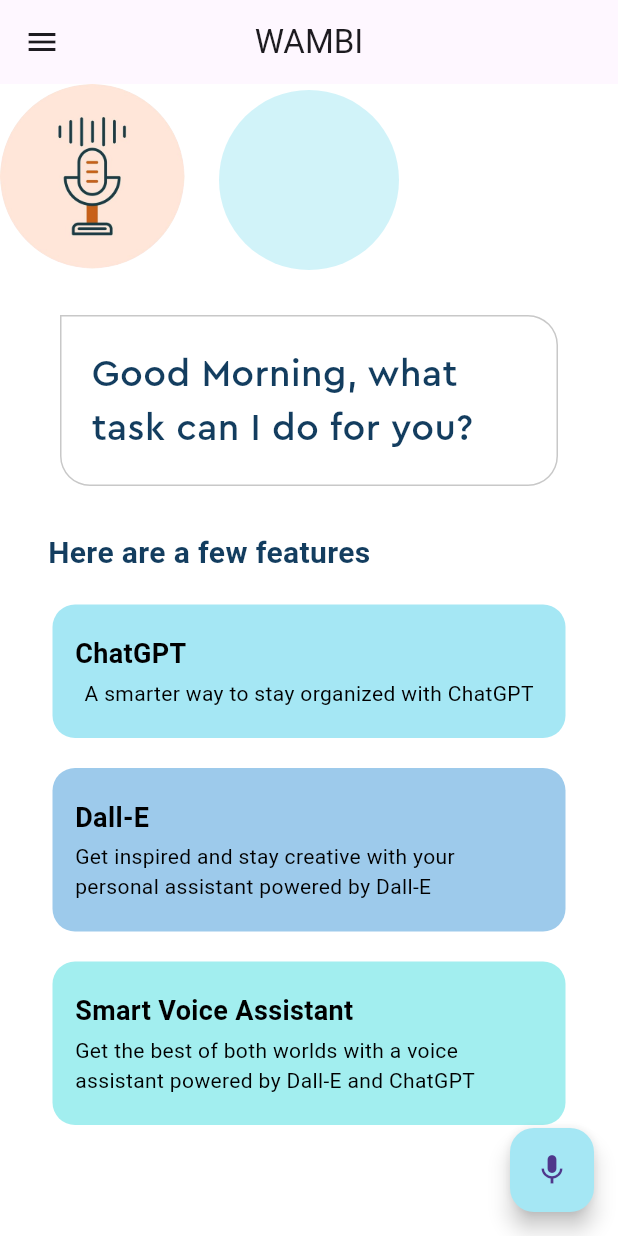
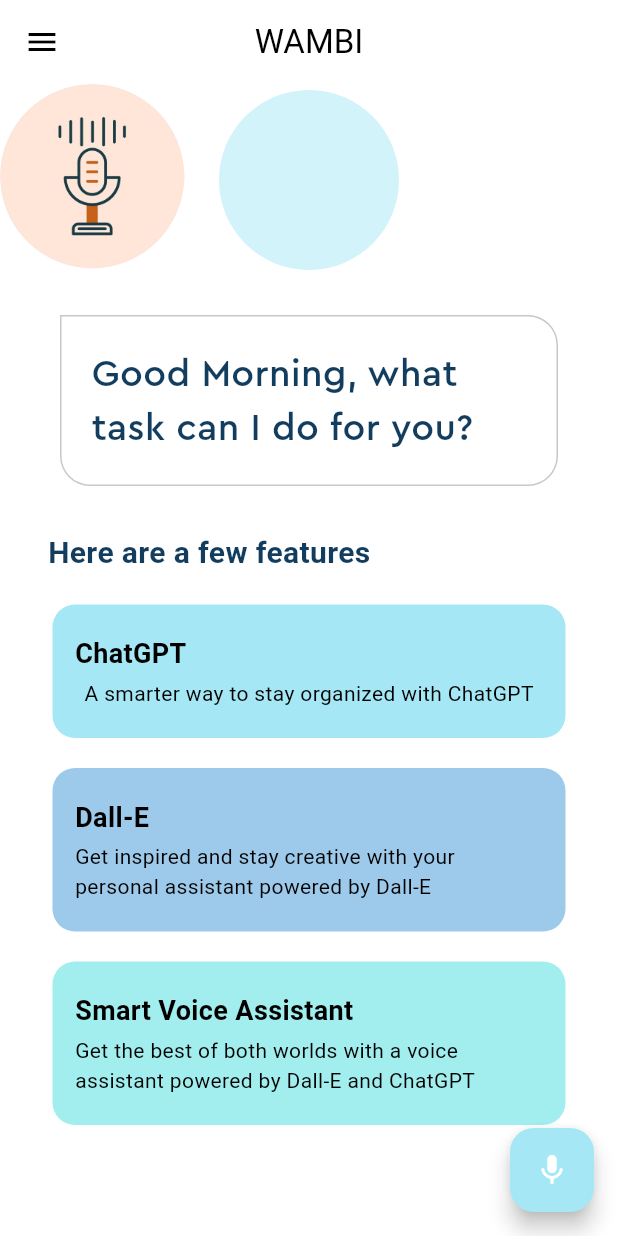
Before and after one commit to kanishkadz/voice_assitant, a Flutter app: the screen it shows after launch, on a phone screen of 412 x 824 dp. Run offline on Flutter 3.47's test engine with Material 3 defaults, Android fonts, the light colour scheme and no system bars; our stand-ins replace speech_to_text; Roboto replaces fonts that are missing (Sera Pro).

Commit message:
Update main.dart

```diff
--- a/lib/main.dart
+++ b/lib/main.dart
@@ -14,9 +14,7 @@
     return MaterialApp(
       title: 'Voice Assistant',
       theme: ThemeData(
-        scaffoldBackgroundColor: Pallete.whiteColor,
-        backgroundColor: Pallete.whiteColor,
-        primarySwatch: Colors.blue,
+        scaffoldBackgroundColor: Pallete.whiteColor, colorScheme: ColorScheme.fromSwatch(primarySwatch: Colors.blue).copyWith(background: Pallete.whiteColor),
       ),
       home: const HomePage(),
     );
```
